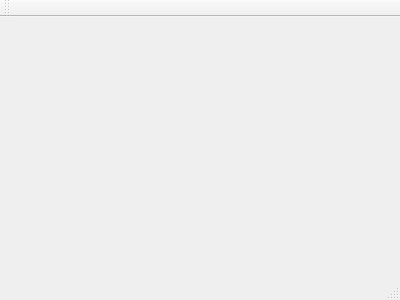
This is Practica1EDD/mainwindow.ui in Hayrton/EDD_201313875 as Qt 5 draws it before an edit. The edited form follows.
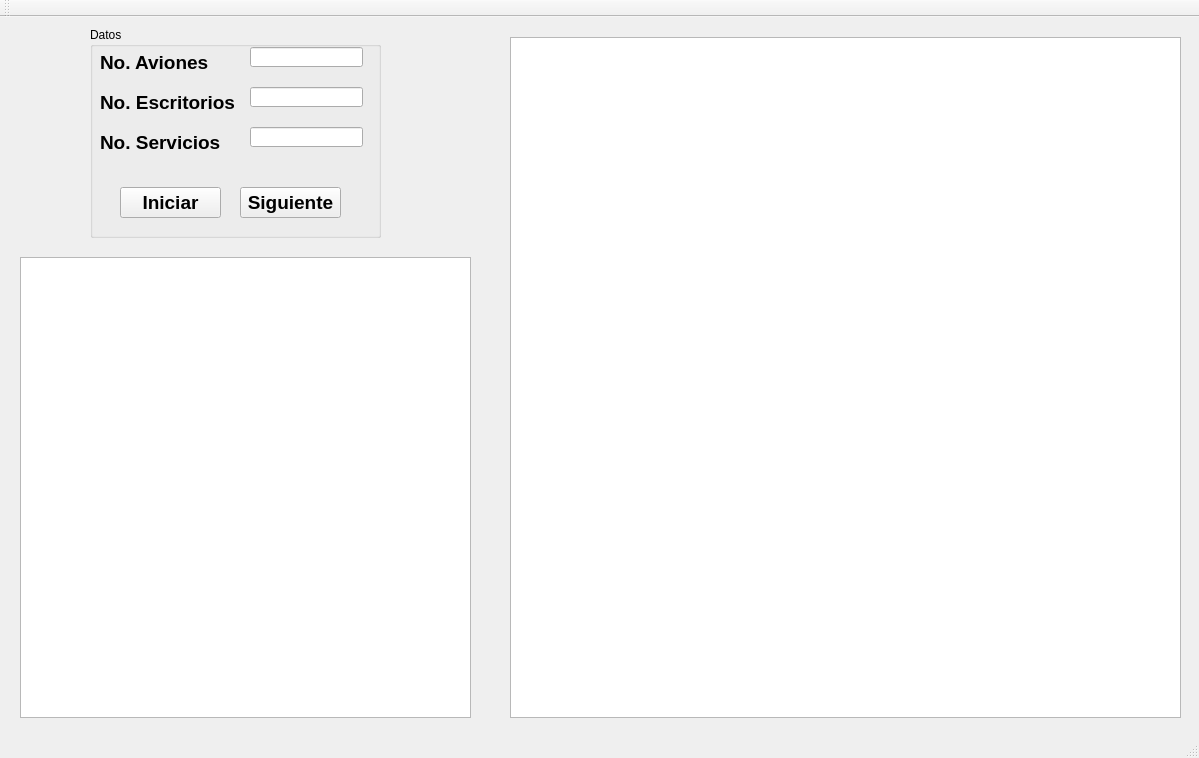
This is the edited form.

```diff
--- a/Practica1EDD/mainwindow.ui
+++ b/Practica1EDD/mainwindow.ui
@@ -1,24 +1,214 @@
 <ui version="4.0">
  <class>MainWindow</class>
- <widget class="QMainWindow" name="MainWindow" >
-  <property name="geometry" >
+ <widget class="QMainWindow" name="MainWindow">
+  <property name="geometry">
    <rect>
     <x>0</x>
     <y>0</y>
-    <width>400</width>
-    <height>300</height>
+    <width>1199</width>
+    <height>758</height>
    </rect>
   </property>
   <property name="windowTitle" >
    <string>MainWindow</string>
   </property>
-  <widget class="QMenuBar" name="menuBar" />
-  <widget class="QToolBar" name="mainToolBar" />
-  <widget class="QWidget" name="centralWidget" />
-  <widget class="QStatusBar" name="statusBar" />
+  <widget class="QWidget" name="centralWidget">
+   <widget class="QLineEdit" name="txtNoServicio">
+    <property name="geometry">
+     <rect>
+      <x>250</x>
+      <y>110</y>
+      <width>113</width>
+      <height>20</height>
+     </rect>
+    </property>
+   </widget>
+   <widget class="QLabel" name="label">
+    <property name="geometry">
+     <rect>
+      <x>100</x>
+      <y>30</y>
+      <width>121</width>
+      <height>31</height>
+     </rect>
+    </property>
+    <property name="font">
+     <font>
+      <pointsize>14</pointsize>
+      <weight>75</weight>
+      <bold>true</bold>
+     </font>
+    </property>
+    <property name="text">
+     <string>No. Aviones</string>
+    </property>
+   </widget>
+   <widget class="QLabel" name="label_2">
+    <property name="geometry">
+     <rect>
+      <x>100</x>
+      <y>70</y>
+      <width>141</width>
+      <height>31</height>
+     </rect>
+    </property>
+    <property name="font">
+     <font>
+      <pointsize>14</pointsize>
+      <weight>75</weight>
+      <bold>true</bold>
+     </font>
+    </property>
+    <property name="text">
+     <string>No. Escritorios</string>
+    </property>
+   </widget>
+   <widget class="QLineEdit" name="txtNoAvion">
+    <property name="geometry">
+     <rect>
+      <x>250</x>
+      <y>30</y>
+      <width>113</width>
+      <height>20</height>
+     </rect>
+    </property>
+   </widget>
+   <widget class="QLabel" name="label_3">
+    <property name="geometry">
+     <rect>
+      <x>100</x>
+      <y>110</y>
+      <width>131</width>
+      <height>31</height>
+     </rect>
+    </property>
+    <property name="font">
+     <font>
+      <pointsize>14</pointsize>
+      <weight>75</weight>
+      <bold>true</bold>
+     </font>
+    </property>
+    <property name="text">
+     <string>No. Servicios</string>
+    </property>
+   </widget>
+   <widget class="QLineEdit" name="txtNoEscritorio">
+    <property name="geometry">
+     <rect>
+      <x>250</x>
+      <y>70</y>
+      <width>113</width>
+      <height>20</height>
+     </rect>
+    </property>
+   </widget>
+   <widget class="QPushButton" name="pushButton">
+    <property name="geometry">
+     <rect>
+      <x>120</x>
+      <y>170</y>
+      <width>101</width>
+      <height>31</height>
+     </rect>
+    </property>
+    <property name="font">
+     <font>
+      <pointsize>14</pointsize>
+      <weight>75</weight>
+      <bold>true</bold>
+     </font>
+    </property>
+    <property name="text">
+     <string>Iniciar</string>
+    </property>
+   </widget>
+   <widget class="QPushButton" name="pushButton_2">
+    <property name="geometry">
+     <rect>
+      <x>240</x>
+      <y>170</y>
+      <width>101</width>
+      <height>31</height>
+     </rect>
+    </property>
+    <property name="font">
+     <font>
+      <pointsize>14</pointsize>
+      <weight>75</weight>
+      <bold>true</bold>
+     </font>
+    </property>
+    <property name="text">
+     <string>Siguiente</string>
+    </property>
+   </widget>
+   <widget class="QGroupBox" name="groupBox">
+    <property name="geometry">
+     <rect>
+      <x>90</x>
+      <y>10</y>
+      <width>291</width>
+      <height>211</height>
+     </rect>
+    </property>
+    <property name="title">
+     <string>Datos</string>
+    </property>
+   </widget>
+   <widget class="QTextEdit" name="textEdit">
+    <property name="geometry">
+     <rect>
+      <x>20</x>
+      <y>240</y>
+      <width>451</width>
+      <height>461</height>
+     </rect>
+    </property>
+   </widget>
+   <widget class="QGraphicsView" name="graphicsView">
+    <property name="geometry">
+     <rect>
+      <x>510</x>
+      <y>20</y>
+      <width>671</width>
+      <height>681</height>
+     </rect>
+    </property>
+   </widget>
+   <zorder>groupBox</zorder>
+   <zorder>txtNoServicio</zorder>
+   <zorder>label</zorder>
+   <zorder>label_2</zorder>
+   <zorder>txtNoAvion</zorder>
+   <zorder>label_3</zorder>
+   <zorder>txtNoEscritorio</zorder>
+   <zorder>pushButton</zorder>
+   <zorder>pushButton_2</zorder>
+   <zorder>textEdit</zorder>
+   <zorder>graphicsView</zorder>
+  </widget>
+  <widget class="QMenuBar" name="menuBar">
+   <property name="geometry">
+    <rect>
+     <x>0</x>
+     <y>0</y>
+     <width>1199</width>
+     <height>21</height>
+    </rect>
+   </property>
+  </widget>
+  <widget class="QToolBar" name="mainToolBar">
+   <attribute name="toolBarArea">
+    <enum>TopToolBarArea</enum>
+   </attribute>
+   <attribute name="toolBarBreak">
+    <bool>false</bool>
+   </attribute>
+  </widget>
+  <widget class="QStatusBar" name="statusBar"/>
  </widget>
- <layoutDefault spacing="6" margin="11" />
- <pixmapfunction></pixmapfunction>
+ <layoutdefault spacing="6" margin="11"/>
  <resources/>
  <connections/>
 </ui>
```
Left out of the diff: 3 changed lines with no effect on the pictures.
